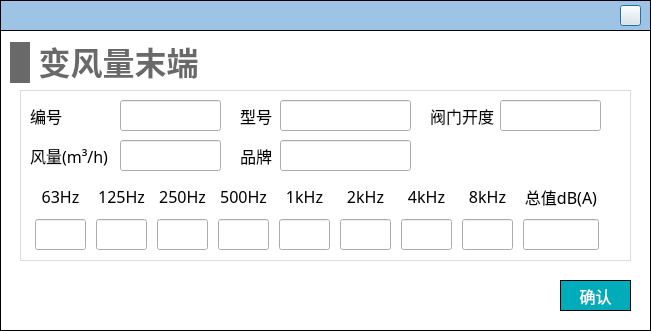
The window that NoiseCalSoft/inputDialog/dialog_vav_terminal.ui (haobana/NoiCal) describes before a commit, drawn with Qt 5.
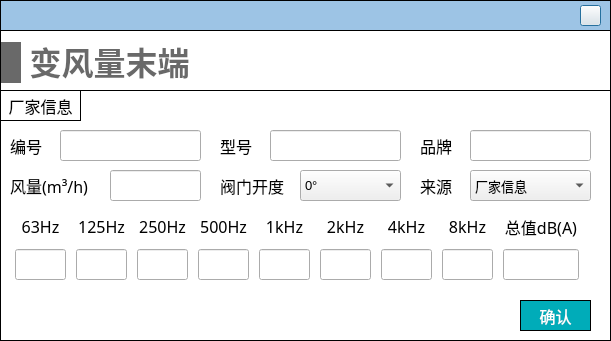
The same window after the commit. Icons and pictures are not drawn.

Diff of the .ui file:
```diff
--- a/NoiseCalSoft/inputDialog/dialog_vav_terminal.ui
+++ b/NoiseCalSoft/inputDialog/dialog_vav_terminal.ui
@@ -6,8 +6,8 @@
    <rect>
     <x>0</x>
     <y>0</y>
-    <width>651</width>
-    <height>331</height>
+    <width>611</width>
+    <height>341</height>
    </rect>
   </property>
   <property name="maximumSize">
@@ -42,7 +42,7 @@
     <rect>
      <x>0</x>
      <y>0</y>
-     <width>651</width>
+     <width>611</width>
      <height>31</height>
     </rect>
    </property>
@@ -57,7 +57,7 @@
    <widget class="QPushButton" name="close">
     <property name="geometry">
      <rect>
-      <x>620</x>
+      <x>580</x>
       <y>5</y>
       <width>21</width>
       <height>21</height>
@@ -76,8 +76,8 @@
     <rect>
      <x>0</x>
      <y>30</y>
-     <width>651</width>
-     <height>301</height>
+     <width>611</width>
+     <height>311</height>
     </rect>
    </property>
    <property name="styleSheet">
@@ -89,16 +89,16 @@
    <widget class="QWidget" name="widget_2" native="true">
     <property name="geometry">
      <rect>
-      <x>20</x>
+      <x>0</x>
       <y>60</y>
       <width>611</width>
-      <height>171</height>
+      <height>251</height>
      </rect>
     </property>
     <property name="styleSheet">
      <string notr="true">#widget_2
 {
-border: 1px solid #DCDCDC;
+border: 1px solid #000000;
 }
 
 QLabel
@@ -126,7 +126,7 @@
      <property name="geometry">
       <rect>
        <x>11</x>
-       <y>90</y>
+       <y>120</y>
        <width>581</width>
        <height>72</height>
       </rect>
@@ -602,8 +602,8 @@
     <widget class="QLabel" name="label_13">
      <property name="geometry">
       <rect>
-       <x>410</x>
-       <y>10</y>
+       <x>220</x>
+       <y>80</y>
        <width>71</width>
        <height>31</height>
       </rect>
@@ -618,24 +618,11 @@
       <string>阀门开度</string>
      </property>
     </widget>
-    <widget class="QLineEdit" name="lineEdit_valve_open_degree">
-     <property name="geometry">
-      <rect>
-       <x>480</x>
-       <y>10</y>
-       <width>101</width>
-       <height>31</height>
-      </rect>
-     </property>
-     <property name="text">
-      <string/>
-     </property>
-    </widget>
     <widget class="QLabel" name="label_18">
      <property name="geometry">
       <rect>
        <x>220</x>
-       <y>10</y>
+       <y>40</y>
        <width>41</width>
        <height>31</height>
       </rect>
@@ -653,8 +640,8 @@
     <widget class="QLabel" name="label_5">
      <property name="geometry">
       <rect>
-       <x>220</x>
-       <y>50</y>
+       <x>420</x>
+       <y>40</y>
        <width>41</width>
        <height>31</height>
       </rect>
@@ -672,9 +659,9 @@
     <widget class="QLineEdit" name="lineEdit_number">
      <property name="geometry">
       <rect>
-       <x>100</x>
-       <y>10</y>
-       <width>101</width>
+       <x>60</x>
+       <y>40</y>
+       <width>141</width>
        <height>31</height>
       </rect>
      </property>
@@ -683,7 +670,7 @@
      <property name="geometry">
       <rect>
        <x>10</x>
-       <y>10</y>
+       <y>40</y>
        <width>41</width>
        <height>31</height>
       </rect>
@@ -701,8 +688,8 @@
     <widget class="QLineEdit" name="lineEdit_model">
      <property name="geometry">
       <rect>
-       <x>260</x>
-       <y>10</y>
+       <x>270</x>
+       <y>40</y>
        <width>131</width>
        <height>31</height>
       </rect>
@@ -711,9 +698,9 @@
     <widget class="QLineEdit" name="lineEdit_brand">
      <property name="geometry">
       <rect>
-       <x>260</x>
-       <y>50</y>
-       <width>131</width>
+       <x>470</x>
+       <y>40</y>
+       <width>121</width>
        <height>31</height>
       </rect>
      </property>
@@ -721,9 +708,9 @@
     <widget class="QLineEdit" name="lineEdit_air_volume">
      <property name="geometry">
       <rect>
-       <x>100</x>
-       <y>50</y>
-       <width>101</width>
+       <x>110</x>
+       <y>80</y>
+       <width>91</width>
        <height>31</height>
       </rect>
      </property>
@@ -732,7 +719,7 @@
      <property name="geometry">
       <rect>
        <x>10</x>
-       <y>50</y>
+       <y>80</y>
        <width>81</width>
        <height>31</height>
       </rect>
@@ -747,24 +734,23 @@
       <string>风量(m³/h)</string>
      </property>
     </widget>
-   </widget>
-   <widget class="QPushButton" name="pushButton_confirm">
-    <property name="geometry">
-     <rect>
-      <x>560</x>
-      <y>250</y>
-      <width>71</width>
-      <height>31</height>
-     </rect>
-    </property>
-    <property name="font">
-     <font>
-      <family>黑体</family>
-      <pointsize>12</pointsize>
-     </font>
-    </property>
-    <property name="styleSheet">
-     <string notr="true">QPushButton
+    <widget class="QPushButton" name="pushButton_confirm">
+     <property name="geometry">
+      <rect>
+       <x>520</x>
+       <y>210</y>
+       <width>71</width>
+       <height>31</height>
+      </rect>
+     </property>
+     <property name="font">
+      <font>
+       <family>黑体</family>
+       <pointsize>12</pointsize>
+      </font>
+     </property>
+     <property name="styleSheet">
+      <string notr="true">QPushButton
 {
 	color:#ffffff; /*文字颜色*/
     background-color: #00ACB9;/*背景色*/
@@ -778,15 +764,125 @@
 background-color: rgb(0,142,153);
 color: white;
 }</string>
-    </property>
-    <property name="text">
-     <string>确认</string>
-    </property>
+     </property>
+     <property name="text">
+      <string>确认</string>
+     </property>
+    </widget>
+    <widget class="QComboBox" name="comboBox_angle">
+     <property name="geometry">
+      <rect>
+       <x>300</x>
+       <y>80</y>
+       <width>101</width>
+       <height>31</height>
+      </rect>
+     </property>
+     <item>
+      <property name="text">
+       <string>0°</string>
+      </property>
+     </item>
+     <item>
+      <property name="text">
+       <string>15°</string>
+      </property>
+     </item>
+     <item>
+      <property name="text">
+       <string>30°</string>
+      </property>
+     </item>
+     <item>
+      <property name="text">
+       <string>45°</string>
+      </property>
+     </item>
+     <item>
+      <property name="text">
+       <string>60°</string>
+      </property>
+     </item>
+     <item>
+      <property name="text">
+       <string>75°</string>
+      </property>
+     </item>
+     <item>
+      <property name="text">
+       <string>90°</string>
+      </property>
+     </item>
+    </widget>
+    <widget class="QComboBox" name="comboBox_data_source">
+     <property name="geometry">
+      <rect>
+       <x>470</x>
+       <y>80</y>
+       <width>121</width>
+       <height>31</height>
+      </rect>
+     </property>
+     <item>
+      <property name="text">
+       <string>厂家信息</string>
+      </property>
+     </item>
+     <item>
+      <property name="text">
+       <string>设计预估</string>
+      </property>
+     </item>
+    </widget>
+    <widget class="QLabel" name="label_15">
+     <property name="geometry">
+      <rect>
+       <x>420</x>
+       <y>80</y>
+       <width>41</width>
+       <height>31</height>
+      </rect>
+     </property>
+     <property name="font">
+      <font>
+       <family>黑体</family>
+       <pointsize>-1</pointsize>
+      </font>
+     </property>
+     <property name="text">
+      <string>来源</string>
+     </property>
+    </widget>
+    <widget class="QLabel" name="label_19">
+     <property name="geometry">
+      <rect>
+       <x>0</x>
+       <y>0</y>
+       <width>81</width>
+       <height>31</height>
+      </rect>
+     </property>
+     <property name="font">
+      <font>
+       <family>黑体</family>
+       <pointsize>-1</pointsize>
+      </font>
+     </property>
+     <property name="styleSheet">
+      <string notr="true">border: 1px solid #000000;</string>
+     </property>
+     <property name="text">
+      <string>厂家信息</string>
+     </property>
+     <property name="alignment">
+      <set>Qt::AlignCenter</set>
+     </property>
+    </widget>
    </widget>
    <widget class="QWidget" name="layoutWidget_5">
     <property name="geometry">
      <rect>
-      <x>10</x>
+      <x>1</x>
       <y>10</y>
       <width>191</width>
       <height>45</height>
```
